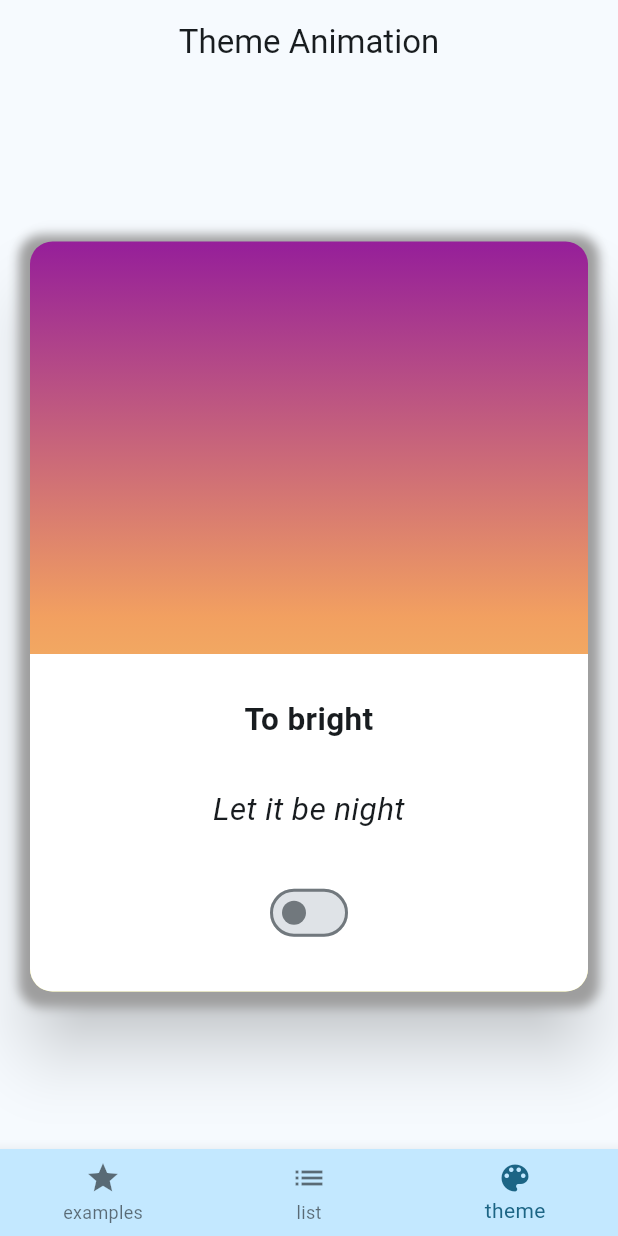
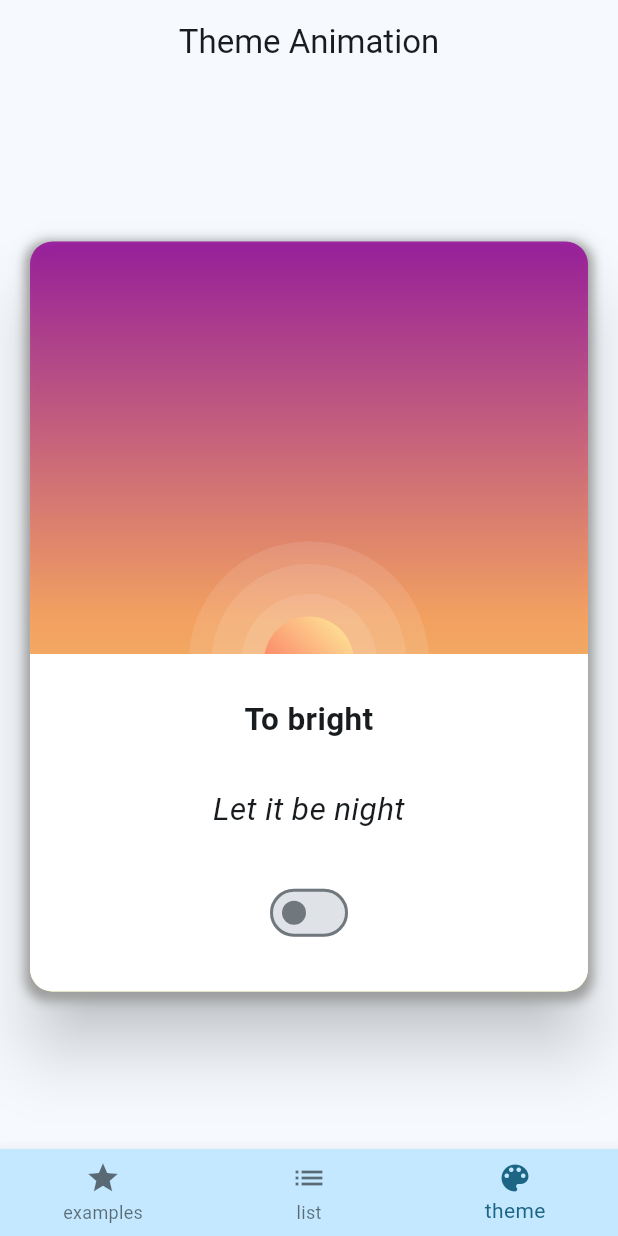
Before and after one commit to Momen-Assaf/Flutter-Course, a Flutter app: the screen it shows after launch, item 3 of the bottom bar chosen, on a phone screen of 412 x 824 dp. Run offline on Flutter 3.47's test engine with Material 3 defaults, Android fonts, the phone set to English and light mode, and no system bars.

Commit message:
animation complete

```diff
--- /dev/null
+++ b/2_Flutter_Basics/devtools_options.yaml
@@ -0,0 +1,3 @@
+description: This file stores settings for Dart & Flutter DevTools.
+documentation: https://docs.flutter.dev/tools/devtools/extensions#configure-extension-enablement-states
+extensions:
--- a/2_Flutter_Basics/lib/presentation/theme_animation/theme_animation_screen.dart
+++ b/2_Flutter_Basics/lib/presentation/theme_animation/theme_animation_screen.dart
@@ -1,4 +1,7 @@
 import 'package:basics/application/theme_services.dart';
+import 'package:basics/presentation/theme_animation/widgets/moon.dart';
+import 'package:basics/presentation/theme_animation/widgets/star.dart';
+import 'package:basics/presentation/theme_animation/widgets/sun.dart';
 import 'package:flutter/material.dart';
 import 'package:provider/provider.dart';
 
@@ -24,10 +27,12 @@ class ThemeAnimationScreen extends StatelessWidget {
                   decoration: BoxDecoration(
                     boxShadow: [
                       BoxShadow(
-                        color: themeService.isDarkModeOn ? const Color.fromARGB(221, 26, 26, 26) : Colors.grey,
+                        color: themeService.isDarkModeOn
+                            ? const Color.fromARGB(221, 26, 26, 26)
+                            : Colors.grey,
                         offset: const Offset(0, 3),
                         blurRadius: 5,
-                        spreadRadius: 7,
+                        spreadRadius: 3,
                       )
                     ],
                     borderRadius: BorderRadius.circular(15),
@@ -50,6 +55,25 @@ class ThemeAnimationScreen extends StatelessWidget {
                   ),
                   child: Stack(
                     children: [
+                      const Positioned(top: 100, right: 40, child: Star()),
+                      const Positioned(top: 90, left: 70, child: Star()),
+                      const Positioned(top: 70, right: 180, child: Star()),
+                      const Positioned(top: 160, right: 90, child: Star()),
+                      AnimatedPositioned(
+                        duration: const Duration(milliseconds: 400),
+                        top: themeService.isDarkModeOn ? 100 : 130,
+                        right: themeService.isDarkModeOn ? 150 : -50,
+                        child: AnimatedOpacity(
+                            opacity: themeService.isDarkModeOn ? 1 : 0,
+                            duration: const Duration(milliseconds: 500),
+                            child: const Moon()),
+                      ),
+                      AnimatedPadding(
+                        duration: const Duration(milliseconds: 500),
+                        padding: EdgeInsets.only(
+                            top: themeService.isDarkModeOn ? 120 : 60),
+                        child: const Center(child: Sun()),
+                      ),
                       Align(
                         alignment: Alignment.bottomCenter,
                         child: Container(
--- /dev/null
+++ b/2_Flutter_Basics/lib/presentation/theme_animation/widgets/moon.dart
@@ -0,0 +1,24 @@
+import 'package:flutter/material.dart';
+
+class Moon extends StatelessWidget {
+  const Moon({super.key});
+
+  @override
+  Widget build(BuildContext context) {
+    return Container(
+      height: 40,
+      width: 40,
+      decoration: const BoxDecoration(
+        shape: BoxShape.circle,
+        gradient: LinearGradient(
+          colors: [
+            Color(0xFF8983F7),
+            Color(0xFFA3DAFB),
+          ],
+          begin: Alignment.bottomLeft,
+          end: Alignment.topRight,
+        ),
+      ),
+    );
+  }
+}
--- /dev/null
+++ b/2_Flutter_Basics/lib/presentation/theme_animation/widgets/star.dart
@@ -0,0 +1,35 @@
+import 'package:basics/application/theme_services.dart';
+import 'package:flutter/material.dart';
+import 'package:provider/provider.dart';
+
+class Star extends StatelessWidget {
+  const Star({super.key});
+
+  @override
+  Widget build(BuildContext context) {
+    return Consumer<ThemeService>(
+      builder: (context, themeService, child) {
+        return AnimatedOpacity(
+          duration: const Duration(milliseconds: 300),
+          opacity: themeService.isDarkModeOn ? 1 : 0,
+          child: Container(
+            height: 2,
+            width: 2,
+            decoration: BoxDecoration(
+              shape: BoxShape.circle,
+              color: const Color(0xFFC9E9FC),
+              boxShadow: [
+                BoxShadow(
+                  color: const Color(0xFFC9E9FC).withOpacity(0.5),
+                  blurRadius: 5,
+                  spreadRadius: 4,
+                  offset: const Offset(0, 0),
+                ),
+              ],
+            ),
+          ),
+        );
+      },
+    );
+  }
+}
--- /dev/null
+++ b/2_Flutter_Basics/lib/presentation/theme_animation/widgets/sun.dart
@@ -0,0 +1,34 @@
+import 'package:basics/presentation/theme_animation/widgets/sun_shine.dart';
+import 'package:flutter/material.dart';
+
+class Sun extends StatelessWidget {
+  const Sun({super.key});
+
+  @override
+  Widget build(BuildContext context) {
+    return SunShine(
+      radius: 160,
+      child: SunShine(
+        radius: 130,
+        child: SunShine(
+          radius: 90,
+          child: Container(
+            height: 60,
+            width: 60,
+            decoration: const BoxDecoration(
+              shape: BoxShape.circle,
+              gradient: LinearGradient(
+                colors: [
+                  Color(0xDDFC554F),
+                  Color(0xDDFFF79E),
+                ],
+                begin: Alignment.bottomLeft,
+                end: Alignment.topRight,
+              ),
+            ),
+          ),
+        ),
+      ),
+    );
+  }
+}
--- /dev/null
+++ b/2_Flutter_Basics/lib/presentation/theme_animation/widgets/sun_shine.dart
@@ -0,0 +1,20 @@
+import 'package:flutter/material.dart';
+
+class SunShine extends StatelessWidget {
+  final double radius;
+  final Widget child;
+  const SunShine({super.key, required this.radius, required this.child});
+
+  @override
+  Widget build(BuildContext context) {
+    return Container(
+      height: radius,
+      width: radius,
+      decoration: BoxDecoration(
+        shape: BoxShape.circle,
+        color: Colors.white.withOpacity(0.1),
+      ),
+      child: Center(child: child),
+    );
+  }
+}
```
